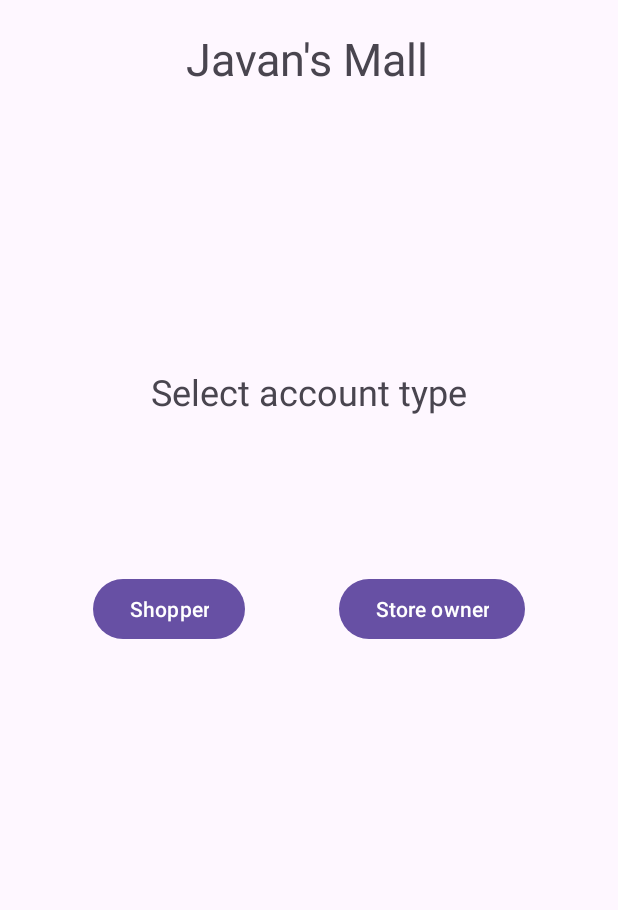
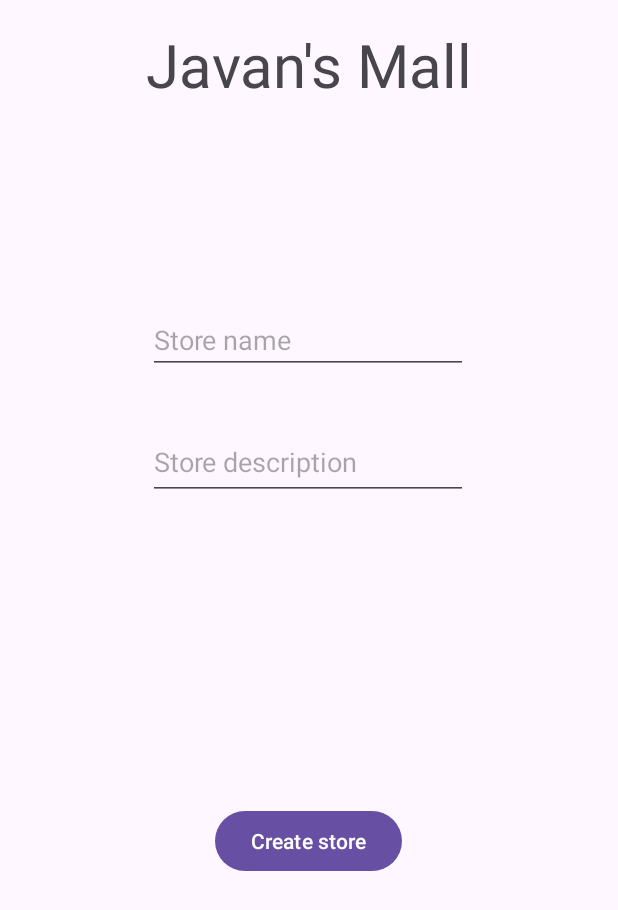
Before and after one commit to michaelz04/Mall-App, an Android app: the AccountTypeActivity screen opened directly, with no data from a screen before it, after a tap on "Store owner", on a phone screen of 412 x 824 dp. Shown: the top 910 px of the screen. Run offline under Robolectric (Android 15) with nearby library versions, the light colour scheme and no system bars; our stand-ins replace Firebase (no records; nobody signed in at launch, a user with empty details on screens opened directly).

Commit message:
Created the 'create store activity' view layout

```diff
--- a/app/src/main/AndroidManifest.xml
+++ b/app/src/main/AndroidManifest.xml
@@ -12,6 +12,9 @@
         android:supportsRtl="true"
         android:theme="@style/Theme.B07finalproject"
         tools:targetApi="31">
+        <activity
+            android:name=".CreateStoreActivity"
+            android:exported="false" />
         <activity
             android:name=".SignUpActivity"
             android:exported="false"
--- a/app/src/main/java/com/example/b07_final_project/AccountTypeActivity.java
+++ b/app/src/main/java/com/example/b07_final_project/AccountTypeActivity.java
@@ -32,5 +32,6 @@ public class AccountTypeActivity extends AppCompatActivity {
     public void onClickOwner(View view){
         //add username and password to Shoppers
         db.child("Owners").child(username).child("Password").setValue(password);
+        setContentView(R.layout.activity_create_store);
     }
 }
--- /dev/null
+++ b/app/src/main/java/com/example/b07_final_project/CreateStoreActivity.java
@@ -0,0 +1,14 @@
+package com.example.b07_final_project;
+
+import androidx.appcompat.app.AppCompatActivity;
+
+import android.os.Bundle;
+
+public class CreateStoreActivity extends AppCompatActivity {
+
+    @Override
+    protected void onCreate(Bundle savedInstanceState) {
+        super.onCreate(savedInstanceState);
+        setContentView(R.layout.activity_create_store);
+    }
+}
--- /dev/null
+++ b/app/src/main/res/layout/activity_create_store.xml
@@ -0,0 +1,74 @@
+<?xml version="1.0" encoding="utf-8"?>
+<androidx.constraintlayout.widget.ConstraintLayout xmlns:android="http://schemas.android.com/apk/res/android"
+    xmlns:app="http://schemas.android.com/apk/res-auto"
+    xmlns:tools="http://schemas.android.com/tools"
+    android:layout_width="match_parent"
+    android:layout_height="match_parent"
+    tools:context=".CreateStoreActivity">
+
+    <TextView
+        android:id="@+id/title2"
+        android:layout_width="wrap_content"
+        android:layout_height="wrap_content"
+        android:layout_marginStart="97dp"
+        android:layout_marginTop="16dp"
+        android:layout_marginEnd="97dp"
+        android:text="@string/title_text"
+        android:textSize="40sp"
+        app:layout_constraintEnd_toEndOf="parent"
+        app:layout_constraintHorizontal_bias="0.0"
+        app:layout_constraintStart_toStartOf="parent"
+        app:layout_constraintTop_toTopOf="parent" />
+
+    <EditText
+        android:id="@+id/editTextStoreName"
+        android:layout_width="wrap_content"
+        android:layout_height="wrap_content"
+        android:layout_marginStart="100dp"
+        android:layout_marginTop="150dp"
+        android:layout_marginEnd="101dp"
+        android:layout_marginBottom="18dp"
+        android:height="48dp"
+        android:autofillHints="@string/store_description_placeholder"
+        android:ems="10"
+        android:hint="@string/store_name_placeholder"
+        android:inputType="text"
+        app:layout_constraintBottom_toTopOf="@+id/editTextStoreDescription"
+        app:layout_constraintEnd_toEndOf="parent"
+        app:layout_constraintStart_toStartOf="parent"
+        app:layout_constraintTop_toBottomOf="@+id/title2" />
+
+    <EditText
+        android:id="@+id/editTextStoreDescription"
+        android:layout_width="wrap_content"
+        android:layout_height="wrap_content"
+        android:layout_marginStart="100dp"
+        android:layout_marginTop="18dp"
+        android:layout_marginEnd="101dp"
+        android:layout_marginBottom="102dp"
+        android:height="48dp"
+        android:ems="10"
+        android:gravity="start|top"
+        android:hint="@string/store_description_placeholder"
+        android:autofillHints="@string/store_description_placeholder"
+        android:inputType="textMultiLine"
+        app:layout_constraintBottom_toTopOf="@+id/button2"
+        app:layout_constraintEnd_toEndOf="parent"
+        app:layout_constraintStart_toStartOf="parent"
+        app:layout_constraintTop_toBottomOf="@+id/editTextStoreName" />
+
+    <Button
+        android:id="@+id/button2"
+        android:layout_width="wrap_content"
+        android:layout_height="wrap_content"
+        android:layout_marginStart="142dp"
+        android:layout_marginTop="101dp"
+        android:layout_marginEnd="143dp"
+        android:layout_marginBottom="255dp"
+        android:text="@string/create_store_button"
+        app:layout_constraintBottom_toBottomOf="parent"
+        app:layout_constraintEnd_toEndOf="parent"
+        app:layout_constraintStart_toStartOf="parent"
+        app:layout_constraintTop_toBottomOf="@+id/editTextStoreDescription" />
+
+</androidx.constraintlayout.widget.ConstraintLayout>
--- a/app/src/main/res/values/strings.xml
+++ b/app/src/main/res/values/strings.xml
@@ -18,6 +18,9 @@
     <string name="shopper_text">Shopper</string>
     <string name="store_owner_text">Store owner</string>
 
+    <string name="store_name_placeholder">Store name</string>
+    <string name="store_description_placeholder">Store description</string>
+    <string name="create_store_button">Create store</string>
 
     <string name="lorem_ipsum">
         Lorem ipsum dolor sit amet, consectetur adipiscing elit. Nam in scelerisque sem. Mauris
```
